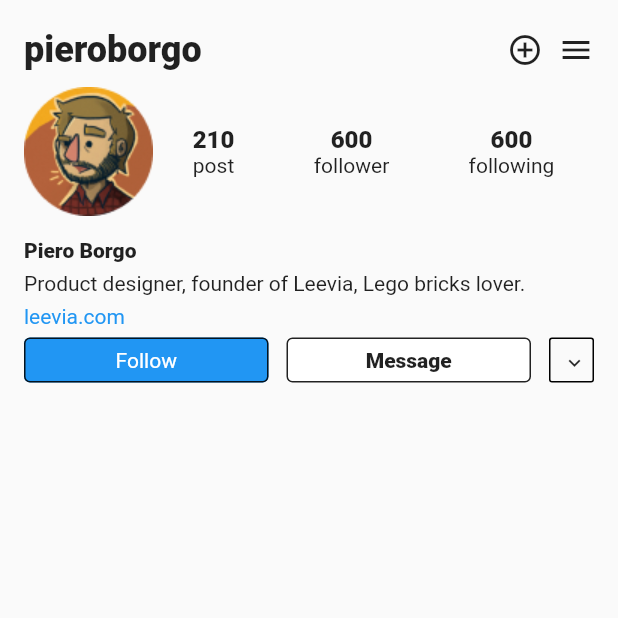
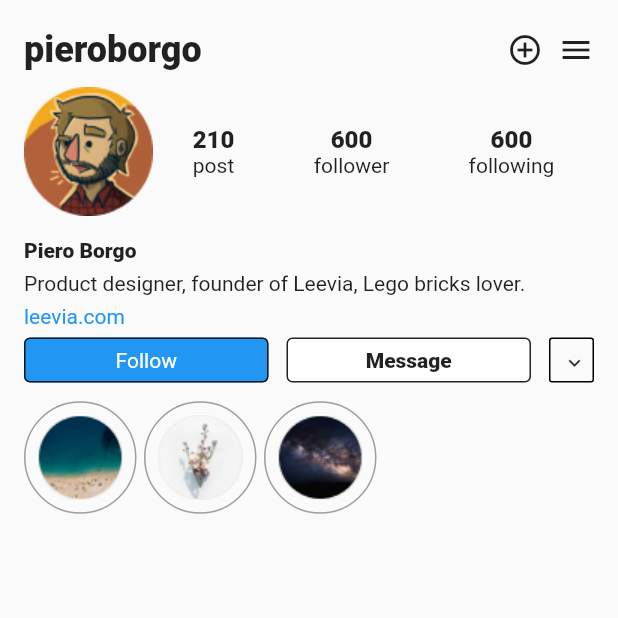
Before and after one commit to lfdel24/social_media_profile_screen, a Flutter app: the screen it shows after launch, on a phone screen of 412 x 824 dp, the top half of it. Run offline on Flutter 3.47's test engine with Material 2 defaults, Android fonts, the phone set to English and light mode, and no system bars.

Commit message:
Create section story

```diff
--- a/lib/main.dart
+++ b/lib/main.dart
@@ -1,7 +1,8 @@
 import 'package:flutter/material.dart';
 import 'package:social_media_profile_screen/widgets/my_app_bar.dart';
 import 'package:social_media_profile_screen/widgets/section_one.dart';
-import 'package:social_media_profile_screen/widgets/section_three.dart';
+import 'package:social_media_profile_screen/widgets/section_story.dart';
+import 'package:social_media_profile_screen/widgets/section_two.dart';
 
 const iconsPath = 'assets/icons/';
 const imagePath = 'assets/images/';
@@ -33,6 +34,7 @@ class ProfileScreen extends StatelessWidget {
                 MyAppBar(),
                 SectionOne(),
                 SectionTwo(),
+                SectionStory(),
               ],
             ),
           ),
--- /dev/null
+++ b/lib/my-colors.dart
@@ -0,0 +1,5 @@
+import 'package:flutter/material.dart';
+
+class MyColors {
+  static final Color grey = Colors.grey;
+}
--- a/lib/my_assets.dart
+++ b/lib/my_assets.dart
@@ -1,3 +1,6 @@
 class MyAssets {
   static final String avatar = "assets/images/avatar.png";
+  static final String storyBeach = "assets/images/story_beach.png";
+  static final String storyFlower = "assets/images/story_flower.png";
+  static final String storySky = "assets/images/story_sky.png";
 }
--- /dev/null
+++ b/lib/widgets/config.dart
@@ -0,0 +1 @@
+class MyConfig {}
--- /dev/null
+++ b/lib/widgets/section_story.dart
@@ -0,0 +1,50 @@
+import 'package:flutter/material.dart';
+import 'package:social_media_profile_screen/my-colors.dart';
+import 'package:social_media_profile_screen/my_assets.dart';
+
+class SectionStory extends StatelessWidget {
+  @override
+  Widget build(BuildContext context) {
+    return Container(
+      width: double.infinity,
+      height: 100,
+      child: ListView(
+        scrollDirection: Axis.horizontal,
+        children: [
+          _Item(
+            imageName: MyAssets.storyBeach,
+          ),
+          SizedBox(width: 5),
+          _Item(
+            imageName: MyAssets.storyFlower,
+          ),
+          SizedBox(width: 5),
+          _Item(
+            imageName: MyAssets.storySky,
+          ),
+        ],
+      ),
+    );
+  }
+}
+
+class _Item extends StatelessWidget {
+  final String imageName;
+
+  const _Item({Key? key, required this.imageName}) : super(key: key);
+
+  @override
+  Widget build(BuildContext context) {
+    return Container(
+      padding: EdgeInsets.all(8),
+      width: 75,
+      height: 75,
+      decoration: BoxDecoration(
+          shape: BoxShape.circle, border: Border.all(color: MyColors.grey)),
+      child: Image.asset(
+        this.imageName,
+        fit: BoxFit.contain,
+      ),
+    );
+  }
+}
```
Also changed, not shown: lib/widgets/section_two.dart (renamed from lib/widgets/section_three.dart).
